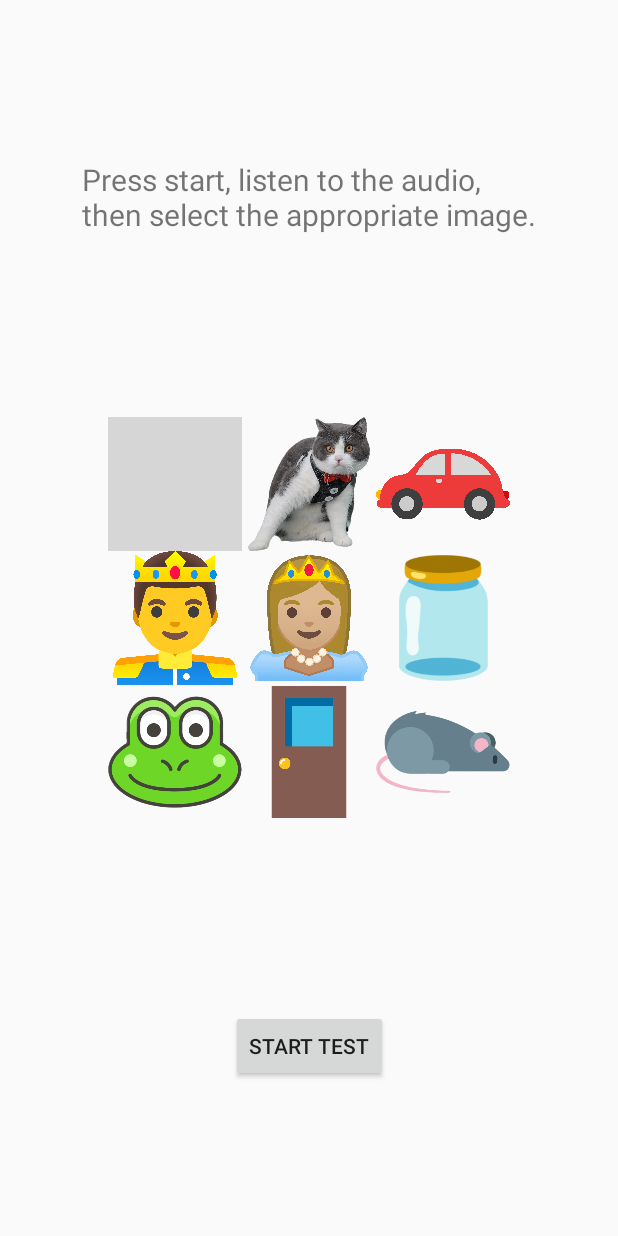
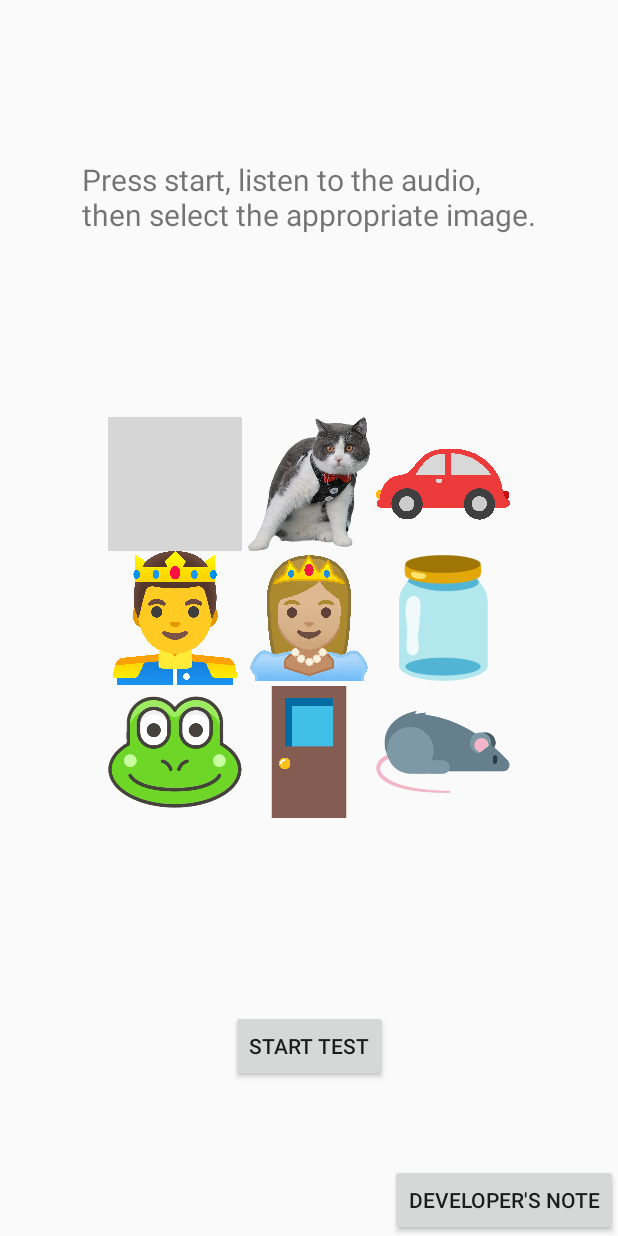
Before and after one commit to dannyl1u/MyHearing, an Android app built with Jetpack Compose: the TestHearing screen opened directly, with no data from a screen before it, on a phone screen of 412 x 824 dp. Run offline under Robolectric (Android 15) with nearby library versions, the light colour scheme and no system bars; 1 statement that could not run was skipped; grey boxes are pictures that could not be loaded.

Commit message:
improved audio, and developer's notes for next step

```diff
--- a/app/src/main/res/layout/test_hearing.xml
+++ b/app/src/main/res/layout/test_hearing.xml
@@ -161,4 +161,11 @@
         app:layout_constraintTop_toTopOf="parent"
         app:layout_constraintVertical_bias="0.868" />
 
+    <Button
+        android:id="@+id/devNote"
+        android:layout_width="wrap_content"
+        android:layout_height="wrap_content"
+        android:text="Developer's note"
+        app:layout_constraintBottom_toBottomOf="parent"
+        app:layout_constraintEnd_toEndOf="parent" />
 </androidx.constraintlayout.widget.ConstraintLayout>
```
Also changed, not shown: app/src/main/java/com/example/myhearing/TestHearing.kt (+38 -5 lines), 9 other files.
